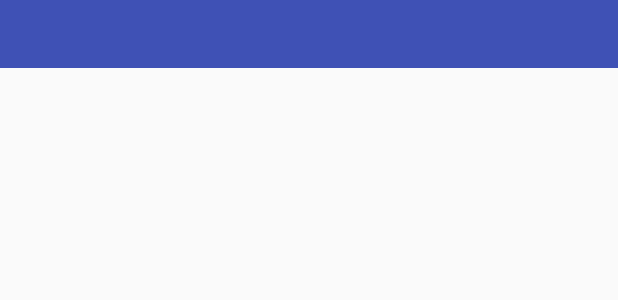
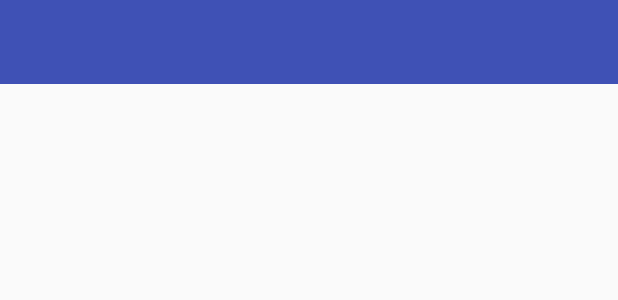
Before and after one commit to lishide/BaseAndroidDev, an Android app: the layout layout_toolbar.xml on its own in the app's theme, with its tools: preview values and no code run, on a phone screen of 412 x 824 dp. Shown: the top 300 px of the screen. Run offline under Robolectric (Android 15) with nearby library versions, the phone set to English and light mode, and no system bars.

Commit message:
使用 Material Design 风格的 Toolbar 实现标题栏

```diff
--- a/app/src/main/java/com/example/dev/activity/CityPickerActivity.java
+++ b/app/src/main/java/com/example/dev/activity/CityPickerActivity.java
@@ -33,7 +33,7 @@ public class CityPickerActivity extends BaseActivity {
 
     @Override
     protected void initLogic() {
-        setTitle(title);
+        mToolbar.setTitle(title);
 
         btnPicker.setOnClickListener(new View.OnClickListener() {
             @Override
--- a/app/src/main/java/com/example/dev/activity/CoverFlowDemoActivity.java
+++ b/app/src/main/java/com/example/dev/activity/CoverFlowDemoActivity.java
@@ -48,7 +48,7 @@ public class CoverFlowDemoActivity extends BaseActivity implements View.OnClickL
 
     @Override
     protected void initLogic() {
-        setTitle(title);
+        mToolbar.setTitle(title);
         initListDataAndAction();
 
     }
--- a/app/src/main/java/com/example/dev/activity/GalleryActivity.java
+++ b/app/src/main/java/com/example/dev/activity/GalleryActivity.java
@@ -39,7 +39,7 @@ public class GalleryActivity extends BaseActivity {
 
     @Override
     protected void initLogic() {
-        setTitle(title);
+        mToolbar.setTitle(title);
 
         mBtnOpen.setOnClickListener(new View.OnClickListener() {
             @Override
--- a/app/src/main/java/com/example/dev/activity/LikeIosDialogActivity.java
+++ b/app/src/main/java/com/example/dev/activity/LikeIosDialogActivity.java
@@ -34,7 +34,7 @@ public class LikeIosDialogActivity extends BaseActivity implements View.OnClickL
 
     @Override
     protected void initLogic() {
-        setTitle(title);
+        mToolbar.setTitle(title);
         btn1.setOnClickListener(this);
         btn2.setOnClickListener(this);
         btn3.setOnClickListener(this);
--- a/app/src/main/java/com/example/dev/activity/TextDemoActivity.java
+++ b/app/src/main/java/com/example/dev/activity/TextDemoActivity.java
@@ -39,8 +39,7 @@ public class TextDemoActivity extends BaseActivity {
 
     @Override
     protected void initLogic() {
-        setTitle(title);
-
+        mToolbar.setTitle(title);
         int screenWidth = ScreenUtil.getScreenWidthPix(context);
         ViewGroup.MarginLayoutParams margin1 = new ViewGroup.MarginLayoutParams(
                 marqueeTextView.getLayoutParams());
--- a/app/src/main/java/com/example/dev/fragment/HomeFragment.java
+++ b/app/src/main/java/com/example/dev/fragment/HomeFragment.java
@@ -87,8 +87,7 @@ public class HomeFragment extends BaseFragment {
 
     @Override
     protected void initLogic(View view) {
-        setTitle(R.string.tab1);
-
+      setCenterTitle(R.string.tab1);
     }
 
     @Override
--- a/base-android-dev/src/main/res/layout/layout_toolbar.xml
+++ b/base-android-dev/src/main/res/layout/layout_toolbar.xml
@@ -1,31 +1,17 @@
 <?xml version="1.0" encoding="utf-8"?>
 <LinearLayout xmlns:android="http://schemas.android.com/apk/res/android"
               android:layout_width="match_parent"
-              android:layout_height="45dp"
+              android:layout_height="wrap_content"
               android:orientation="vertical">
 
     <android.support.v7.widget.Toolbar
         android:id="@id/toolbar"
         android:layout_width="match_parent"
-        android:layout_height="45dp"
-        android:background="@color/colorPrimary"
-        android:foregroundGravity="center_vertical">
-
-        <FrameLayout
-            android:layout_width="match_parent"
-            android:layout_height="match_parent">
-
-            <ImageView
-                android:id="@id/toolbar_back"
-                android:layout_width="24dp"
-                android:layout_height="24dp"
-                android:layout_gravity="center_vertical"
-                android:padding="4dp"
-                android:src="@drawable/ic_back"
-                android:visibility="gone"/>
+        android:layout_height="?attr/actionBarSize"
+        android:background="@color/colorPrimary">
 
         <TextView
-                android:id="@id/toolbar_title"
+            android:id="@+id/tv_centerTitle"
             android:layout_width="wrap_content"
             android:layout_height="wrap_content"
             android:layout_gravity="center"
@@ -33,26 +19,8 @@
             android:maxEms="8"
             android:maxLines="1"
             android:textColor="@android:color/white"
-                android:textSize="20sp"/>
+            android:textSize="24sp"/>
 
-            <ImageView
-                android:id="@id/toolbar_iv_menu"
-                android:layout_width="25dp"
-                android:layout_height="25dp"
-                android:layout_gravity="end|center_vertical"
-                android:layout_marginRight="15dp"
-                android:padding="4dp"/>
-
-            <TextView
-                android:id="@id/toolbar_tv_menu"
-                android:layout_width="wrap_content"
-                android:layout_height="wrap_content"
-                android:layout_gravity="end|center_vertical"
-                android:layout_marginRight="15dp"
-                android:textColor="@android:color/white"
-                android:textSize="14sp"/>
-
-        </FrameLayout>
     </android.support.v7.widget.Toolbar>
 
 </LinearLayout>
--- a/base-android-dev/src/main/res/values/ids.xml
+++ b/base-android-dev/src/main/res/values/ids.xml
@@ -1,11 +1,8 @@
 <?xml version="1.0" encoding="utf-8"?>
 <resources>
     <item name="toolbar" type="id" />
-    <item name="toolbar_back" type="id" />
-    <item name="toolbar_title" type="id" />
-    <item name="toolbar_layout_menu" type="id" />
-    <item name="toolbar_iv_menu" type="id" />
-    <item name="toolbar_tv_menu" type="id" />
+    <item name="tv_centerTitle" type="id" />
+
     <!-- 使用baselist需要使用的id -->
     <item name="base_list" type="id" />
 
```
Also changed, not shown: base-android-dev/src/main/java/com/base/adev/activity/BaseActivity.java (+20 -23 lines), base-android-dev/src/main/java/com/base/adev/fragment/BaseFragment.java (+6 -14 lines). Lines whose indentation alone changed are shown as unchanged.
